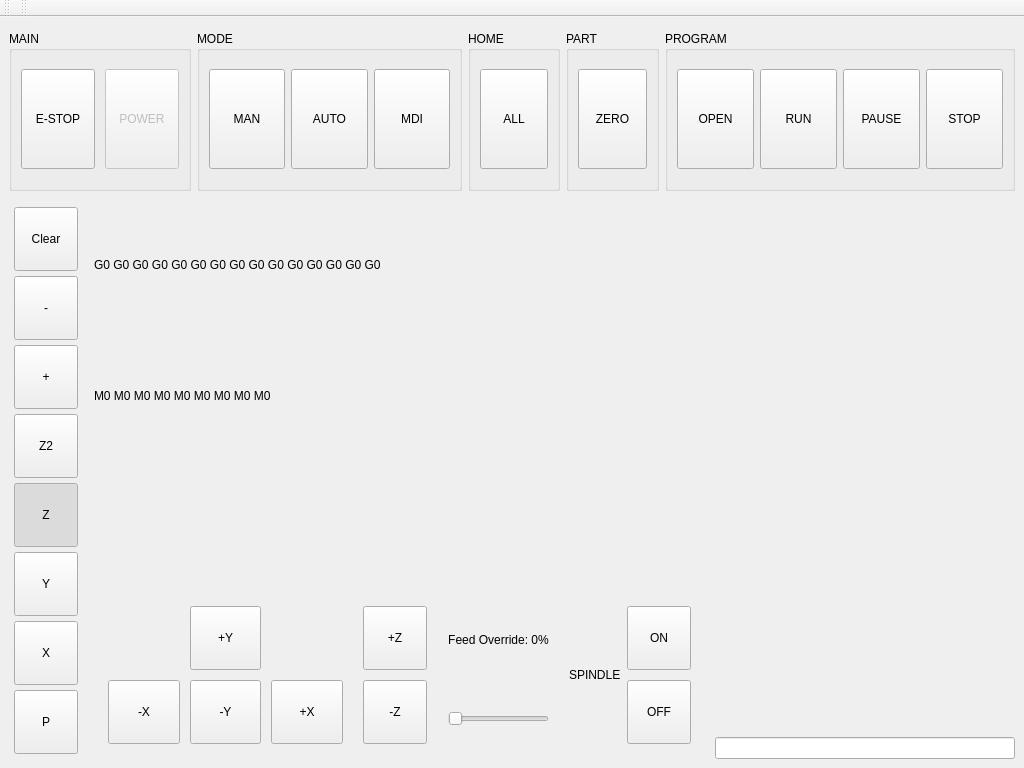
Old version of the form jcnc/ui/window.ui in the repository kcjengr/turbonc.
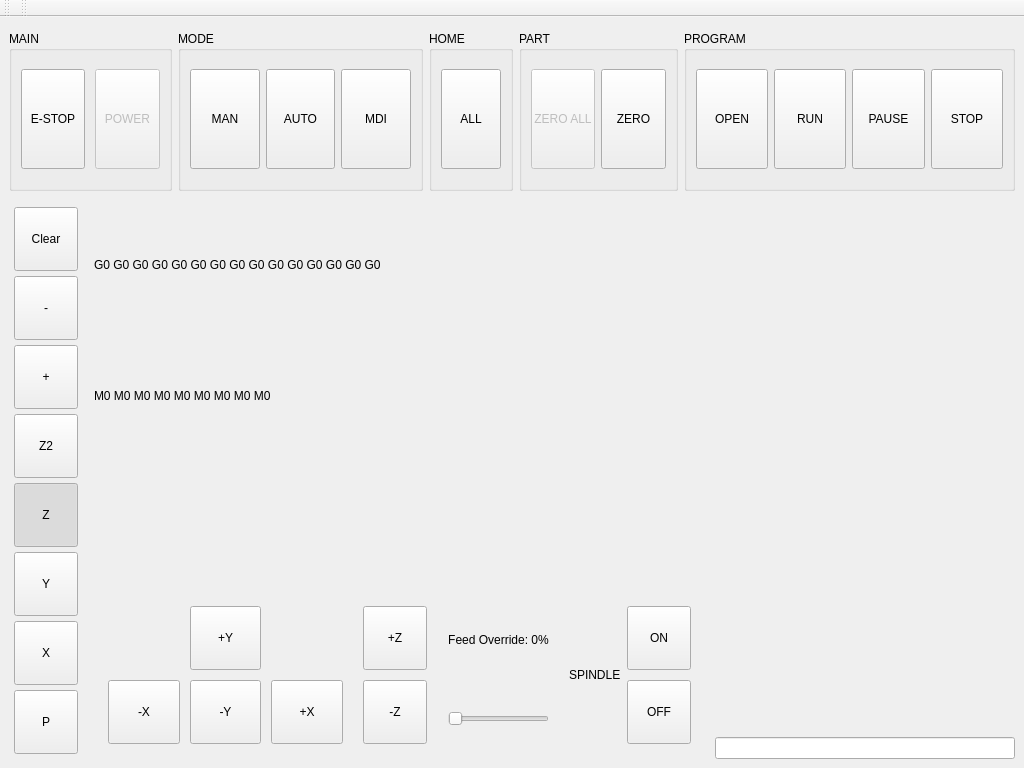
New version of the form. Custom widgets are drawn as their Qt base class.

Commit message: add zero all button

```diff
--- a/jcnc/ui/window.ui
+++ b/jcnc/ui/window.ui
@@ -281,6 +281,47 @@
          <string>PART</string>
         </property>
         <layout class="QHBoxLayout" name="horizontalLayout_5">
+         <item>
+          <widget class="MDIButton" name="zero_all_button">
+           <property name="enabled">
+            <bool>false</bool>
+           </property>
+           <property name="minimumSize">
+            <size>
+             <width>60</width>
+             <height>64</height>
+            </size>
+           </property>
+           <property name="maximumSize">
+            <size>
+             <width>100</width>
+             <height>100</height>
+            </size>
+           </property>
+           <property name="text">
+            <string>ZERO ALL</string>
+           </property>
+           <property name="rules" stdset="0">
+            <string>[
+    {
+        &quot;channels&quot;: [
+            {
+                &quot;url&quot;: &quot;status:g5x_index&quot;,
+                &quot;trigger&quot;: true,
+                &quot;type&quot;: &quot;int&quot;
+            }
+        ],
+        &quot;expression&quot;: &quot;&quot;,
+        &quot;name&quot;: &quot;G5x Index&quot;,
+        &quot;property&quot;: &quot;None&quot;
+    }
+]</string>
+           </property>
+           <property name="MDICommand" stdset="0">
+            <string>G10 L20 P{ch[0]} X0.0 Y0.0 Z0.0 A0.0 B0.0</string>
+           </property>
+          </widget>
+         </item>
          <item>
           <widget class="DialogButton" name="zero_dbutton">
            <property name="minimumSize">
@@ -1375,6 +1416,11 @@
    <extends>QLabel</extends>
    <header>qtpyvcp.widgets.display_widgets.status_label</header>
   </customwidget>
+  <customwidget>
+   <class>MDIButton</class>
+   <extends>QPushButton</extends>
+   <header>qtpyvcp.widgets.button_widgets.mdi_button</header>
+  </customwidget>
   <customwidget>
    <class>GcodeEditor</class>
    <extends>QFrame</extends>
```
Left out of the diff: 1 changed line with no effect on the pictures.
